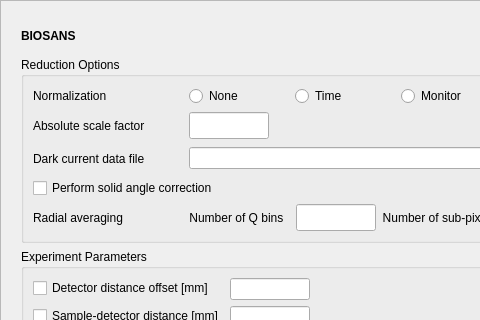
This is Code/Mantid/scripts/Interface/ui/sans/hfir_instrument.ui in mantidproject/mantid as Qt 5 draws it before an edit; both pictures show x 0 to 480 and y 0 to 320 of the 980 by 816 pixel window. The edited form follows.
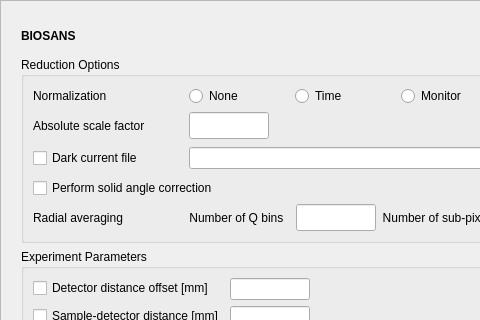
This is the edited form.

Commit message: Working on new SANS UI. Re #1732

The edit to the form file:
```diff
--- a/Code/Mantid/scripts/Interface/ui/sans/hfir_instrument.ui
+++ b/Code/Mantid/scripts/Interface/ui/sans/hfir_instrument.ui
@@ -274,7 +274,7 @@
           <item>
            <layout class="QHBoxLayout" name="horizontalLayout_7">
             <item>
-             <widget class="QLabel" name="dark_file_label">
+             <widget class="QCheckBox" name="dark_current_check">
               <property name="minimumSize">
                <size>
                 <width>150</width>
@@ -288,16 +288,7 @@
                </size>
               </property>
               <property name="text">
-               <string>Dark current data file</string>
-              </property>
-              <property name="alignment">
-               <set>Qt::AlignLeading|Qt::AlignLeft|Qt::AlignVCenter</set>
-              </property>
-              <property name="wordWrap">
-               <bool>false</bool>
-              </property>
-              <property name="indent">
-               <number>0</number>
+               <string>Dark current file</string>
               </property>
              </widget>
             </item>
```
The commit also changes 5 other files.
